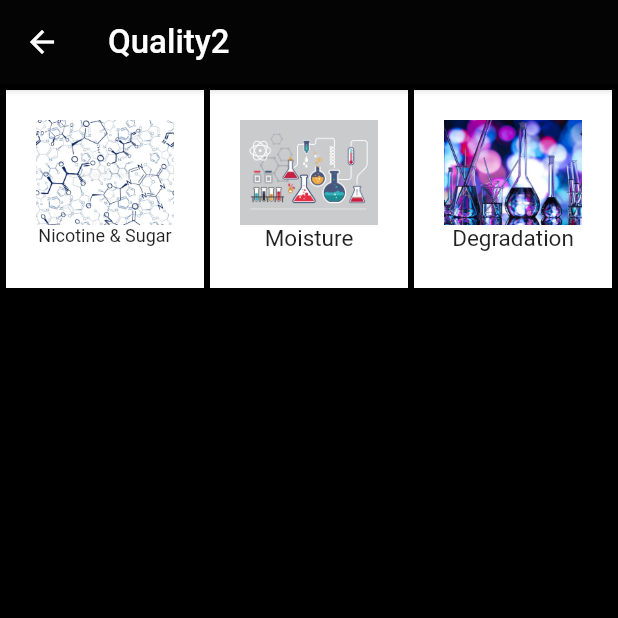
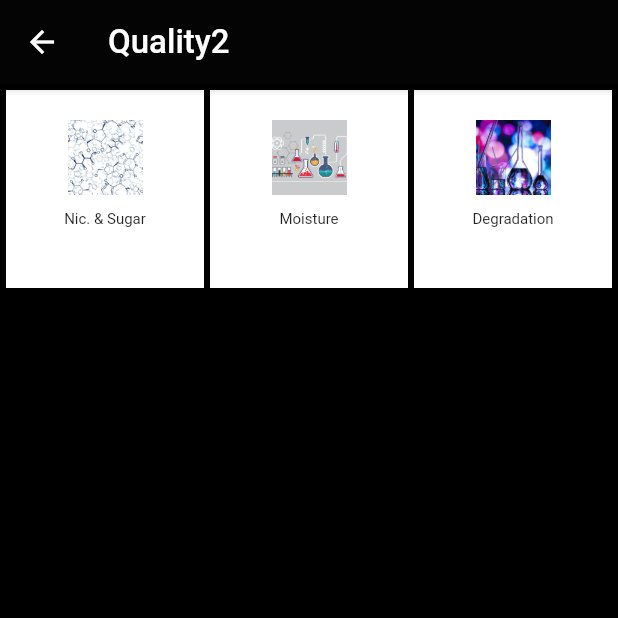
Before and after one commit to Giovane-Oliveira/atcsearch, a Flutter app: the screen it shows after launch, after a tap on "Quality2", on a phone screen of 412 x 824 dp, the top half of it. Run offline on Flutter 3.47's test engine with Material 2 defaults, Android fonts, the phone set to English and light mode, and no system bars; network calls fail; Roboto replaces fonts that are missing (Poppins).

Commit message:
Algumas modificações

```diff
--- a/lib/Home.dart
+++ b/lib/Home.dart
@@ -53,15 +53,19 @@ class _HomeState extends State<Home> {
                     children: [
                       Image.asset(
                         "images/laboratorio.jpg",
-                        height: 70,
-                        width: 100,
                         fit: BoxFit.cover,
+                        width: 50,
+                        height: 50,
                       ),
-                      Text(
+                      Container(
+                        padding: EdgeInsetsDirectional.fromSTEB(0, 10, 0, 0),
+                        child:  Text(
                           "Quality2",
                           style: TextStyle(
-                          fontSize: 15,
+                            fontSize: 10,
                           ),
+                        ),
+
                       ),
                     ],
                   ),
@@ -81,15 +85,19 @@ class _HomeState extends State<Home> {
                     children: [
                       Image.asset(
                         "images/produtoacabado.jpg",
-                        height: 70,
-                        width: 100,
                         fit: BoxFit.cover,
+                        width: 50,
+                        height: 50,
                       ),
-                      Text(
+                      Container(
+                        padding: EdgeInsetsDirectional.fromSTEB(0, 10, 0, 0),
+                        child:  Text(
                           "P. Acabado",
                           style: TextStyle(
-                          fontSize: 15,
+                            fontSize: 10,
                           ),
+                        ),
+
                       ),
                     ],
                   ),
@@ -109,15 +117,19 @@ class _HomeState extends State<Home> {
                     children: [
                       Image.asset(
                         "images/fumocru.jpg",
-                        height: 70,
-                        width: 100,
                         fit: BoxFit.cover,
+                        width: 50,
+                        height: 50,
                       ),
-                      Text(
+                      Container(
+                        padding: EdgeInsetsDirectional.fromSTEB(0, 10, 0, 0),
+                        child:  Text(
                           "Fumo Cru",
                           style: TextStyle(
-                          fontSize: 15,
+                            fontSize: 10,
                           ),
+                        ),
+
                       ),
                     ],
                   ),
--- a/lib/Quality2/ModelsQuality/Quality2.dart
+++ b/lib/Quality2/ModelsQuality/Quality2.dart
@@ -50,16 +50,22 @@ class _Quality2State extends State<Quality2> {
                     children: [
                       Image.asset(
                         "images/NicotineAndSugar.jpg",
-                        height: 70,
-                        width: 100,
                         fit: BoxFit.cover,
+                        width: 50,
+                        height: 50,
                       ),
-                      Text(
-                        "Nicotine & Sugar",
-                        style: TextStyle(
-                          fontSize: 12,
+
+                      Container(
+                        padding: EdgeInsetsDirectional.fromSTEB(0, 10, 0, 0),
+                      child:  Text(
+                          "Nic. & Sugar",
+                          style: TextStyle(
+                            fontSize: 10,
+                          ),
                         ),
+
                       ),
+
                     ],
                   ),
                 ),
@@ -78,15 +84,19 @@ class _Quality2State extends State<Quality2> {
                     children: [
                       Image.asset(
                         "images/pesoamostra.jpg",
-                        height: 70,
-                        width: 100,
                         fit: BoxFit.cover,
+                        width: 50,
+                        height: 50,
                       ),
-                      Text(
-                        "Moisture",
-                        style: TextStyle(
-                          fontSize: 15,
+                      Container(
+                        padding: EdgeInsetsDirectional.fromSTEB(0, 10, 0, 0),
+                        child:  Text(
+                          "Moisture",
+                          style: TextStyle(
+                            fontSize: 10,
+                          ),
                         ),
+
                       ),
                     ],
                   ),
@@ -106,15 +116,19 @@ class _Quality2State extends State<Quality2> {
                     children: [
                       Image.asset(
                         "images/degradation.jpg",
-                        height: 70,
-                        width: 100,
                         fit: BoxFit.cover,
+                        width: 50,
+                        height: 50,
                       ),
-                      Text(
-                        "Degradation",
-                        style: TextStyle(
-                          fontSize: 15,
+                      Container(
+                        padding: EdgeInsetsDirectional.fromSTEB(0, 10, 0, 0),
+                        child:  Text(
+                          "Degradation",
+                          style: TextStyle(
+                            fontSize: 10,
+                          ),
                         ),
+
                       ),
                     ],
                   ),
```
Lines whose indentation alone changed are shown as unchanged.
